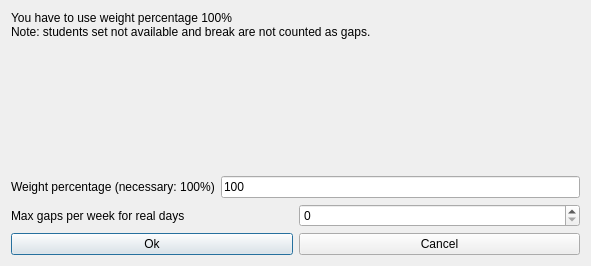
vonmecheln/fet, file fet/src/interface/modifyconstraintstudentsmaxgapsperweekforrealdaysform_template.ui: the form before one commit.
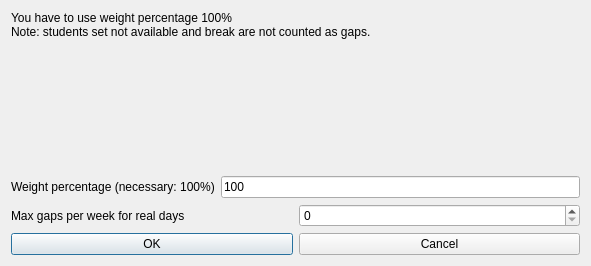
The form after the commit.

The edit to the form file:
```diff
--- a/fet/src/interface/modifyconstraintstudentsmaxgapsperweekforrealdaysform_template.ui
+++ b/fet/src/interface/modifyconstraintstudentsmaxgapsperweekforrealdaysform_template.ui
@@ -102,7 +102,7 @@
      <item>
       <widget class="QPushButton" name="okPushButton">
        <property name="text">
-        <string>Ok</string>
+        <string>OK</string>
        </property>
       </widget>
      </item>
```
